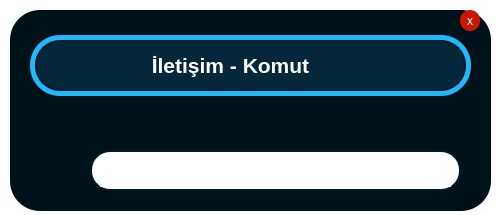
This is command_communication.ui in mehmetemrepolat/Niyetli as Qt 5 draws it before an edit. The edited form follows.
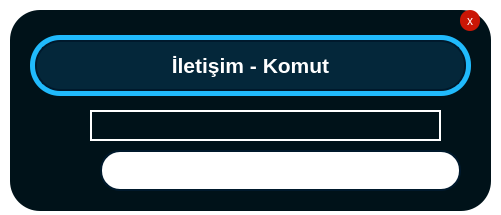
This is the edited form.

```diff
--- a/command_communication.ui
+++ b/command_communication.ui
@@ -109,7 +109,7 @@
         <rect>
          <x>10</x>
          <y>10</y>
-         <width>371</width>
+         <width>411</width>
          <height>31</height>
         </rect>
        </property>
@@ -141,9 +141,9 @@
     <widget class="QFrame" name="aa">
      <property name="geometry">
       <rect>
-       <x>80</x>
+       <x>90</x>
        <y>140</y>
-       <width>371</width>
+       <width>361</width>
        <height>41</height>
       </rect>
      </property>
@@ -160,23 +160,6 @@
      <property name="frameShadow">
       <enum>QFrame::Raised</enum>
      </property>
-     <widget class="QLineEdit" name="a_input">
-      <property name="geometry">
-       <rect>
-        <x>10</x>
-        <y>6</y>
-        <width>351</width>
-        <height>31</height>
-       </rect>
-      </property>
-      <property name="styleSheet">
-       <string notr="true">#a_input{
-border-radius: 18px;
-border:2px solid #fff;
-font: 25 14pt &quot;Bahnschrift Light&quot;;
-}</string>
-      </property>
-     </widget>
     </widget>
     <widget class="QPushButton" name="closebtn">
      <property name="enabled">
@@ -214,6 +197,23 @@
       <string>x</string>
      </property>
     </widget>
+    <widget class="QLineEdit" name="a_input">
+     <property name="geometry">
+      <rect>
+       <x>80</x>
+       <y>100</y>
+       <width>351</width>
+       <height>31</height>
+      </rect>
+     </property>
+     <property name="styleSheet">
+      <string notr="true">#a_input{
+border-radius: 18px;
+border:2px solid #fff;
+font: 25 14pt &quot;Bahnschrift Light&quot;;
+}</string>
+     </property>
+    </widget>
    </widget>
   </widget>
  </widget>
```
